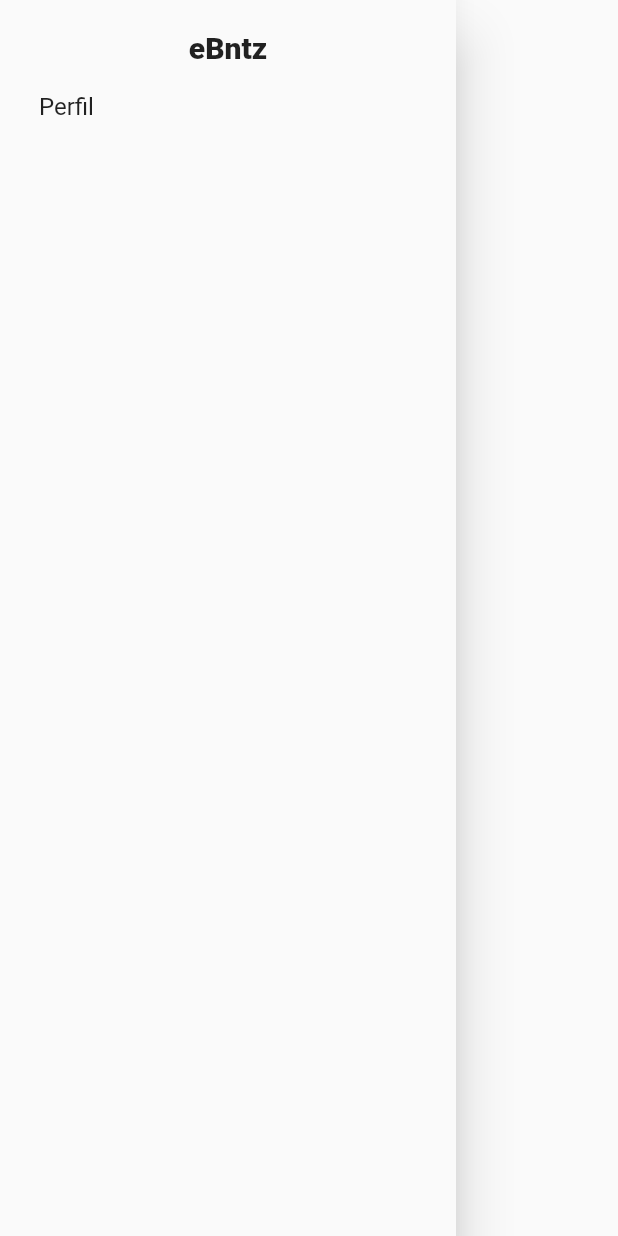
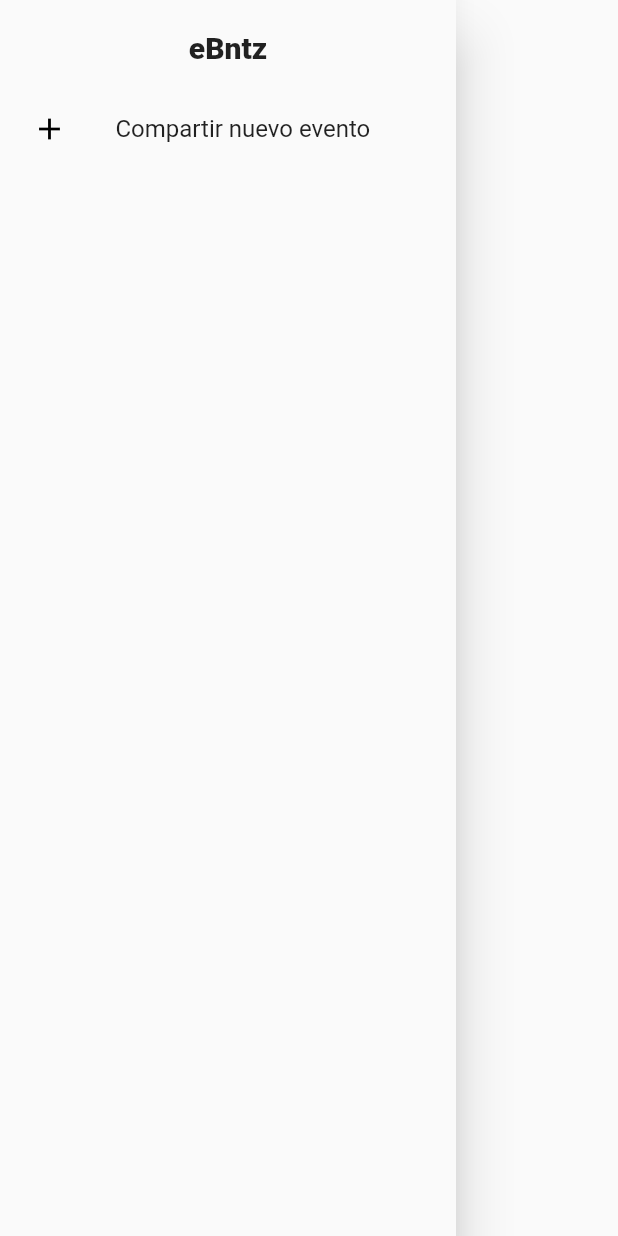
Before and after one commit to gerardggf/ebntz, a Flutter app: the OptionsDrawer widget shown alone on an empty page, opened directly, on a phone screen of 412 x 824 dp. Run offline on Flutter 3.47's test engine with Material 2 defaults, Android fonts, the phone set to English and light mode, and no system bars; our stand-ins replace extended_image, flutter_riverpod; network calls fail.

Commit message:
minor drawer changes

```diff
--- a/lib/presentation/widgets/options_drawer.dart
+++ b/lib/presentation/widgets/options_drawer.dart
@@ -8,18 +8,27 @@ class OptionsDrawer extends StatelessWidget {
     return SafeArea(
       child: Drawer(
         child: Container(
-          padding: const EdgeInsets.symmetric(vertical: 20, horizontal: 10),
-          child: Column(
+          padding: const EdgeInsets.symmetric(
+            vertical: 20,
+            horizontal: 5,
+          ),
+          child: ListView(
             children: [
               const Text(
                 'eBntz',
+                textAlign: TextAlign.center,
                 style: TextStyle(
                   fontSize: 20,
                   fontWeight: FontWeight.w900,
                 ),
               ),
+              const SizedBox(height: 15),
               ListTile(
-                title: const Text('Perfil'),
+                title: const Text('Compartir nuevo evento'),
+                leading: const Icon(
+                  Icons.add,
+                  color: Colors.black,
+                ),
                 onTap: () {},
               ),
             ],
```
Also changed, not shown: lib/presentation/modules/home/home_view.dart (+15 -0 lines).
